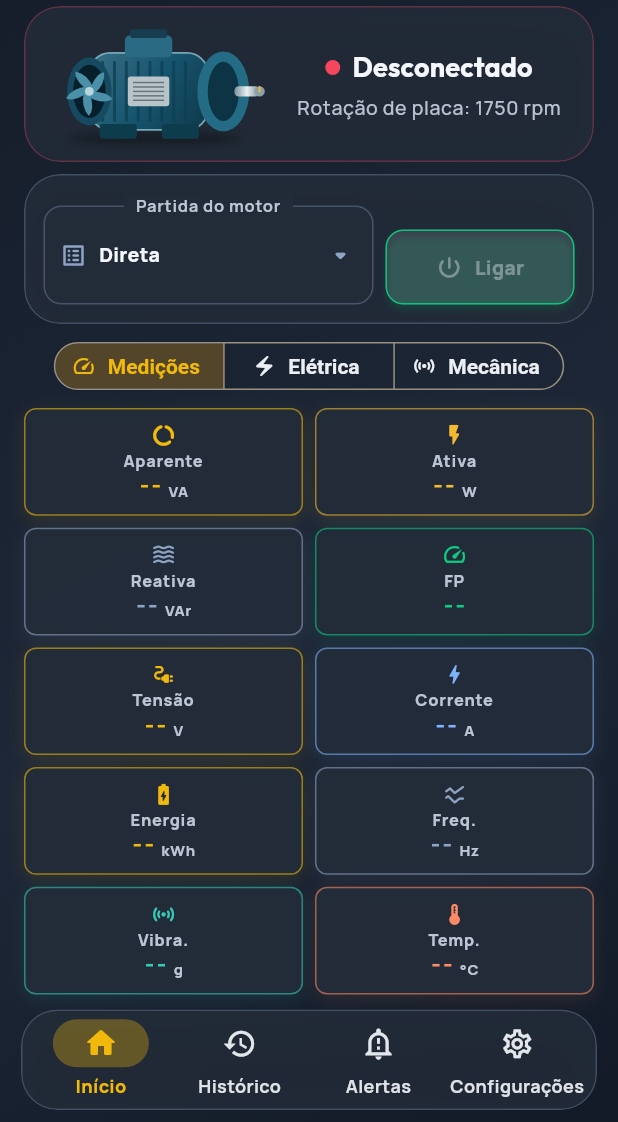
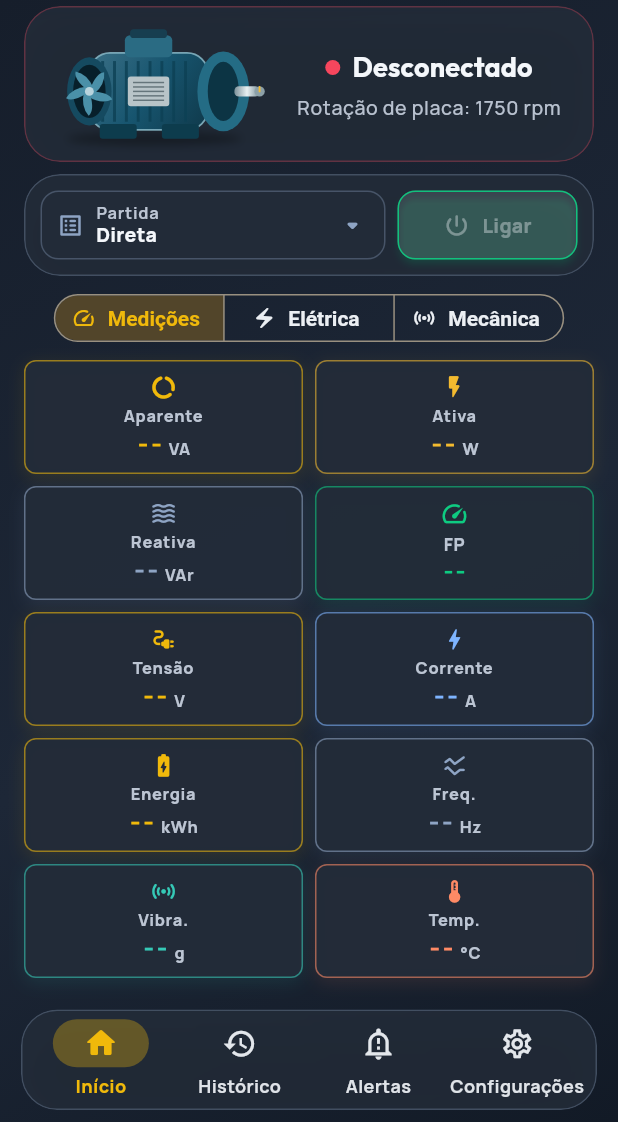
Before and after one commit to frahncky/IoTMotor, a Flutter app: the screen it shows after launch, on a phone screen of 412 x 824 dp, the part 114-1236 px from its top. Run offline on Flutter 3.47's test engine with Material 3 defaults, Android fonts, the phone set to English and light mode, and no system bars; our stand-ins replace audioplayers, fl_chart, flutter_local_notifications, flutter_riverpod, flutter_secure_storage, google_fonts and 2 more; missing offline and left inert: cryptography, dart:html, flutter_background_service, mqtt_client.

Commit message:
App: painel de partida mais baixo
O seletor de partida tinha 74 px de altura, com o rotulo "Partida do
motor" flutuando sobre a borda, e o botao ficava numa faixa com rolagem
horizontal (no celular o Ligar saia cortado). Agora seletor e botao tem
46 px, o rotulo "Partida" fica dentro do seletor e o seletor ocupa a
largura (ate 340 px): o painel perde ~32 px de altura, que sobram para os
graficos, e o botao cabe inteiro.

Co-Authored-By: Claude Opus 5.5 <noreply@anthropic.com>
Claude-Session: https://claude.ai/code/session_01Ecaab8b85CX52JK9trsx9R

```diff
--- a/lib/features/iot_motor/view/tabs/inicio_tab.dart
+++ b/lib/features/iot_motor/view/tabs/inicio_tab.dart
@@ -304,33 +304,37 @@ class _InicioTabState extends State<InicioTab> {
     final bool connected = widget.controller.isConnected;
     final bool canSend = connected && !widget.controller.isBusy;
     final bool motorOn = widget.controller.isBenchMotorOn;
-    const double controlHeight = 50;
-    const double selectorHeight = 74;
+    // Seletor e botão na mesma altura, com o rótulo "Partida" dentro do
+    // seletor: o painel ocupava ~110 px e agora ~66, que sobram para os
+    // gráficos.
+    const double controlHeight = 46;
 
     return SizedBox(
       width: double.infinity,
       child: GlassPanel(
         tint: AppTheme.brandBlue,
-        padding: const EdgeInsets.all(12),
+        padding: const EdgeInsets.all(10),
         child: Align(
           alignment: Alignment.centerLeft,
-          child: SingleChildScrollView(
-            scrollDirection: Axis.horizontal,
           child: Row(
-              crossAxisAlignment: CrossAxisAlignment.end,
+              crossAxisAlignment: CrossAxisAlignment.center,
               children: <Widget>[
-                SizedBox(
-                  width: 220,
-                  height: selectorHeight,
+                Flexible(
+                  child: ConstrainedBox(
+                    constraints: const BoxConstraints(maxWidth: 340),
+                    child: SizedBox(
+                      height: controlHeight,
                       child: _buildStartTypeSelector(
                         context,
                         startTypes: startTypes,
                         selectedStartType: selectedStartType,
                       ),
                     ),
+                  ),
+                ),
                 const SizedBox(width: 8),
                 SizedBox(
-                  width: 126,
+                  width: 120,
                   height: controlHeight,
                   child: FilledButton.icon(
                     onPressed:
@@ -374,7 +378,6 @@ class _InicioTabState extends State<InicioTab> {
                   ),
                 ),
               ],
-            ),
             ),
         ),
       ),
@@ -422,12 +425,7 @@ class _InicioTabState extends State<InicioTab> {
     required List<MotorCommandType> startTypes,
     required MotorCommandType selectedStartType,
   }) {
-    return Stack(
-      clipBehavior: Clip.none,
-      children: <Widget>[
-        Positioned.fill(
-          top: 8,
-          child: PopupMenuButton<String>(
+    return PopupMenuButton<String>(
             onSelected: (String action) {
               setState(() {
                 _selectedStartTypeId = action;
@@ -532,13 +530,28 @@ class _InicioTabState extends State<InicioTab> {
                   ),
                   const SizedBox(width: 8),
                   Expanded(
-                    child: Text(
+                    child: Column(
+                      mainAxisAlignment: MainAxisAlignment.center,
+                      crossAxisAlignment: CrossAxisAlignment.start,
+                      children: <Widget>[
+                        Text(
+                          'Partida',
+                          maxLines: 1,
+                          style: Theme.of(context).textTheme.labelSmall?.copyWith(
+                            color: AppTheme.inkSoft,
+                            fontWeight: FontWeight.w700,
+                            height: 1.1,
+                          ),
+                        ),
+                        Text(
                           selectedStartType.label,
                           style: Theme.of(
                             context,
-                      ).textTheme.labelLarge?.copyWith(color: AppTheme.ink),
+                          ).textTheme.labelLarge?.copyWith(color: AppTheme.ink, height: 1.2),
                           maxLines: 1,
                           overflow: TextOverflow.ellipsis,
+                        ),
+                      ],
                     ),
                   ),
                   Icon(
@@ -548,28 +561,6 @@ class _InicioTabState extends State<InicioTab> {
                 ],
               ),
             ),
-          ),
-        ),
-        Positioned(
-          top: 0,
-          left: 0,
-          right: 0,
-          child: Center(
-            child: Container(
-              padding: const EdgeInsets.symmetric(horizontal: 8),
-              color: AppTheme.surfaceSoft.withValues(alpha: 0.96),
-              child: Text(
-                'Partida do motor',
-                textAlign: TextAlign.center,
-                style: Theme.of(context).textTheme.labelSmall?.copyWith(
-                  color: AppTheme.inkSoft,
-                  fontWeight: FontWeight.w700,
-                ),
-              ),
-            ),
-          ),
-        ),
-      ],
     );
   }
 
```
Lines whose indentation alone changed are shown as unchanged.
